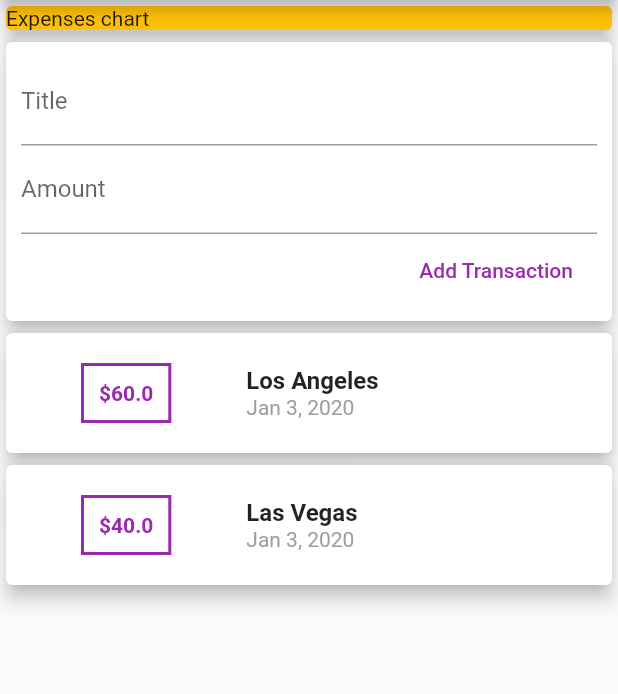
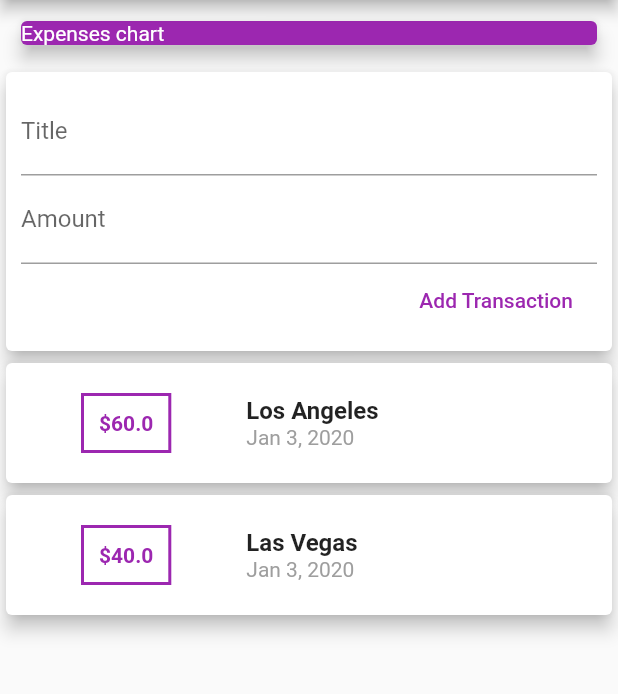
Before and after one commit to ShivamGoyal26/Personal-Expenses-App, a Flutter app: the screen it shows after launch, after a tap on "Add Transaction", on a phone screen of 412 x 824 dp, the part 84-778 px from its top. Run offline on Flutter 3.47's test engine with Material 2 defaults, Android fonts, the phone set to English and light mode, and no system bars.

Commit message:
6th commit

```diff
--- a/lib/main.dart
+++ b/lib/main.dart
@@ -1,6 +1,5 @@
 import 'package:flutter/material.dart';
-import 'widgets/transaction_lists.dart';
-import 'package:intl/intl.dart';
+import './widgets/user_transactions.dart';
 
 void main() => runApp(MyApp());
 
@@ -15,18 +14,11 @@ class MyApp extends StatelessWidget {
 
 class MyHomePage extends StatefulWidget {
   // FOR YOUR INFO WE CAN'T USE THE SETSTATE FUNCTION IN THE STATELESS WIDGET AND NEITHER WE CAN CHANGE THE VALUES OF THE VARIBLES NOR DISPLAY ANY CHANGES IN THE USER DISPLAY so here we have to shift for the stateful widget becasue we have to update the ui when user enter there expenses and the input title and amount will changes at every time when the user enter the value
-
   @override
   _MyHomePageState createState() => _MyHomePageState();
 }
 
 class _MyHomePageState extends State<MyHomePage> {
-  // String titleInput;
-  // String amountInput;
-
-  final titleInput = TextEditingController();
-  final amountInput = TextEditingController();
-
   @override
   Widget build(BuildContext context) {
     return Scaffold(
@@ -39,49 +31,19 @@ class _MyHomePageState extends State<MyHomePage> {
         children: <Widget>[
           Container(
             width: double.infinity,
+            padding: EdgeInsets.all(10),
             child: Card(
-              color: Colors.amber,
-              child: Text("Expenses chart"),
+              color: Colors.purple,
+              child: Text(
+                "Expenses chart",
+                style: TextStyle(
+                  color: Colors.white,
+                ),
+              ),
               elevation: 5,
             ),
           ),
-          Card(
-            elevation: 5,
-            child: Container(
-              padding: EdgeInsets.all(10),
-              child: Column(
-                crossAxisAlignment: CrossAxisAlignment.end,
-                children: <Widget>[
-                  TextField(
-                    decoration: InputDecoration(labelText: "Title"),
-                    controller: titleInput,
-                    // onChanged:                       //here this, this will fired or excute on every key stroke
-//                         (val) {
-                    //  titleInput = val;               // here we can write anything in the value of val and val always have the string which we have to pas as the arguments to the function here we have used the anonymous function
-//                     },
-                  ),
-                  TextField(
-                    decoration: InputDecoration(labelText: "Amount"),
-                    controller: amountInput,
-                    // onChanged: (val2) {
-                    //   amountInput = val2;
-                    // },
-                  ),
-                  FlatButton(
-                    child: Text("Add Transaction"),
-                    textColor: Colors.purple,
-                    onPressed: () {
-                      print(titleInput.text);
-                      print(amountInput.text);
-                      // print(titleInput);
-                      // print(amountInput);
-                    },
-                  ),
-                ],
-              ),
-            ),
-          ),
-          TransactionList(),
+          UserTransaction(),
         ],
       ),
     );
--- /dev/null
+++ b/lib/widgets/new_transactions.dart
@@ -0,0 +1,56 @@
+import 'package:flutter/material.dart';
+
+class NewTransaction extends StatelessWidget {
+  // String titleInput;
+  // String amountInput;
+
+  final titleInput = TextEditingController();
+  final amountInput = TextEditingController();
+
+  final Function addTx;
+
+  NewTransaction(this.addTx);
+  @override
+  Widget build(BuildContext context) {
+    return Card(
+      elevation: 5,
+      child: Container(
+        padding: EdgeInsets.all(10),
+        child: Column(
+          crossAxisAlignment: CrossAxisAlignment.end,
+          children: <Widget>[
+            TextField(
+              decoration: InputDecoration(labelText: "Title"),
+              controller: titleInput,
+              // onChanged:                       //here this, this will fired or excute on every key stroke
+              // (val) {
+              // titleInput = val;               // here we can write anything in the value of val and val always have the string which we have to pas as the arguments to the function here we have used the anonymous function
+              // },
+            ),
+            TextField(
+              decoration: InputDecoration(labelText: "Amount"),
+              controller: amountInput,
+              // onChanged: (val2) {
+              //   amountInput = val2;
+              // },
+            ),
+            FlatButton(
+              child: Text("Add Transaction"),
+              textColor: Colors.purple,
+              onPressed: () {
+                addTx(
+                  titleInput.text,
+                  double.parse(amountInput.text), // here this will convert the amount in to the double
+                );
+                // print(titleInput.text);
+                // print(amountInput.text);
+                // print(titleInput);
+                // print(amountInput);
+              },
+            ),
+          ],
+        ),
+      ),
+    );
+  }
+}
--- a/lib/widgets/transaction_lists.dart
+++ b/lib/widgets/transaction_lists.dart
@@ -1,31 +1,22 @@
 import 'package:flutter/material.dart';
 import '../models/transaction.dart';
 import 'package:intl/intl.dart';
+import '../widgets/user_transactions.dart';
 
 class TransactionList extends StatefulWidget {
+  final List<Transaction> transactions;
+
+  TransactionList(this.transactions);
+
   @override
   _TransactionListState createState() => _TransactionListState();
 }
 
 class _TransactionListState extends State<TransactionList> {
-  final List<Transaction> _userTransactions = [
-    Transaction(
-      id: 't1',
-      title: 'Los Angeles',
-      amount: 60,
-      date: DateTime.now(),
-    ),
-    Transaction(
-      id: 't2',
-      title: 'Las Vegas',
-      amount: 40,
-      date: DateTime.now(),
-    )
-  ];
   @override
   Widget build(BuildContext context) {
     return  Column(
-              children: _userTransactions.map((tx) {
+              children: widget.transactions.map((tx) {
             return Card(
                 elevation: 5,
                 child: Row(
--- /dev/null
+++ b/lib/widgets/user_transactions.dart
@@ -0,0 +1,49 @@
+import 'package:flutter/material.dart';
+import './transaction_lists.dart';
+import './new_transactions.dart';
+import '../models/transaction.dart';
+
+class UserTransaction extends StatefulWidget {
+  @override
+  _UserTransactionState createState() => _UserTransactionState();
+}
+
+class _UserTransactionState extends State<UserTransaction> {
+  final List<Transaction> _userTransactions = [
+    Transaction(
+      id: 't1',
+      title: 'Los Angeles',
+      amount: 60,
+      date: DateTime.now(),
+    ),
+    Transaction(
+      id: 't2',
+      title: 'Las Vegas',
+      amount: 40,
+      date: DateTime.now(),
+    )
+  ];
+
+  void _addNewTransaction(String txtitle, double txamount) {
+    final newTx = Transaction(
+      title: txtitle,
+      amount: txamount,
+      date: DateTime.now(),
+      id: DateTime.now().toString(),
+    );
+    setState(() {
+      _userTransactions.add(
+          newTx); // here we can not write like this  _userTransactions= newTx; because at the upper we declare it the final but with the help of add function we can add the value without changes the address because basically final keyword lock the adress and const lock the values
+     });
+  }
+
+  @override
+  Widget build(BuildContext context) {
+    return Column(
+      children: <Widget>[
+        NewTransaction(_addNewTransaction),
+        TransactionList(_userTransactions),
+      ],
+    );
+  }
+}
```
